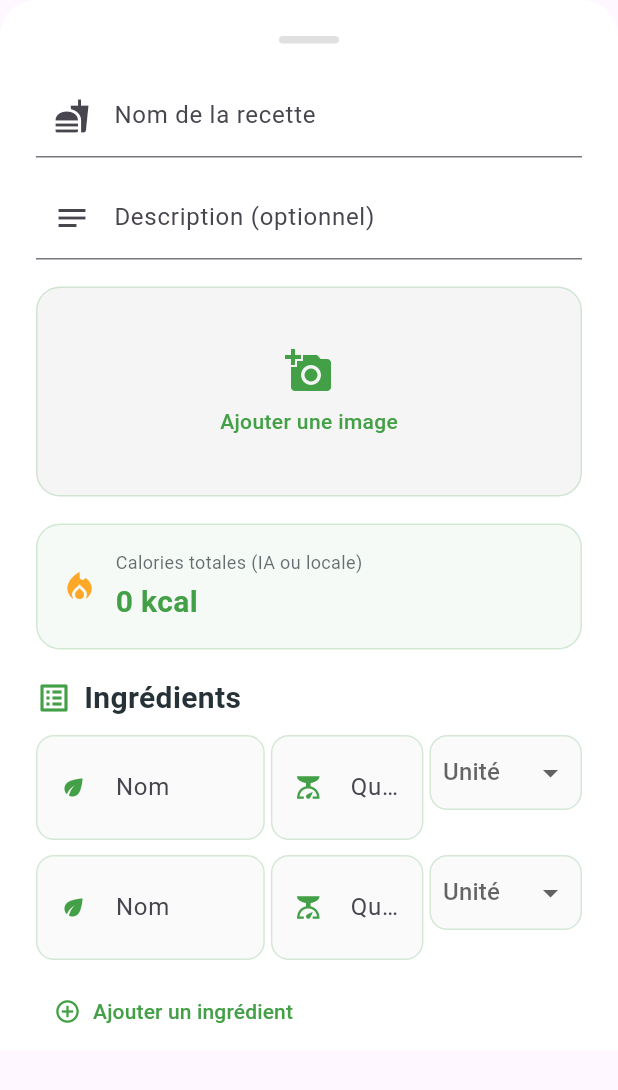
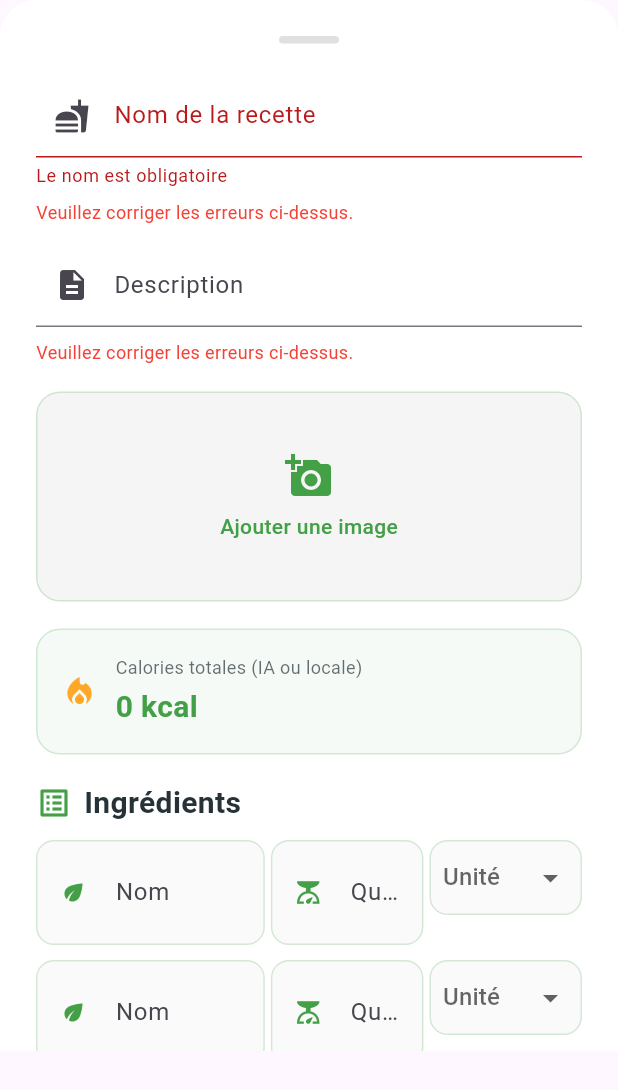
Before and after one commit to monta100/Projet_Mobile, a Flutter app: the _AddRecetteModal widget shown alone on an empty page, opened directly with empty values, after a tap on "Ajouter un ingrédient", on a phone screen of 412 x 824 dp. Shown: the top 1090 px of the screen. Run offline on Flutter 3.47's test engine with Material 3 defaults, Android fonts, the light colour scheme and no system bars; our stand-ins replace animate_do, flutter_tts, image_picker, shared_preferences, sqflite; accounts and stored records are empty.

Commit message:
Improve recette form validation and UI feedback
Enhanced validation for recipe name and description fields, requiring minimum lengths and providing user feedback for errors. Updated the save button to be enabled only when the form is valid, with visual cues. Moved the refresh action to the AppBar and simplified the floating action button to only handle recipe creation.

```diff
--- a/app_nutrition/lib/Screens/my_recettes_screen.dart
+++ b/app_nutrition/lib/Screens/my_recettes_screen.dart
@@ -132,6 +132,12 @@ class _MyRecettesScreenState extends State<MyRecettesScreen> {
           ],
         ),
         centerTitle: true,
+        actions: [
+          IconButton(
+            icon: const Icon(Icons.refresh, color: Colors.white),
+            onPressed: _load, // Reload recipes
+          ),
+        ],
         flexibleSpace: Container(
           decoration: BoxDecoration(
             gradient: LinearGradient(
@@ -153,34 +159,10 @@ class _MyRecettesScreenState extends State<MyRecettesScreen> {
         ),
         elevation: 0,
       ),
-      floatingActionButton: Stack(
-        children: [
-          if (_isRefreshing)
-            Positioned.fill(
-              child: Align(
-                alignment: Alignment.center,
-                child: CircularProgressIndicator(
-                  valueColor: AlwaysStoppedAnimation(AppColors.primaryColor),
-                ),
-              ),
-            ),
-          FloatingActionButton(
-            onPressed: () async {
-              setState(() => _isRefreshing = true);
-              await Future.delayed(
-                const Duration(seconds: 1),
-              ); // Simule un délai
-              _load();
-              setState(() => _isRefreshing = false);
-            },
-            backgroundColor: AppColors.primaryColor,
-            child: AnimatedRotation(
-              turns: _isRefreshing ? 1 : 0,
-              duration: const Duration(seconds: 1),
-              child: const Icon(Icons.refresh, color: Colors.white),
-            ),
-          ),
-        ],
+      floatingActionButton: FloatingActionButton(
+        onPressed: _showCreateRecette,
+        backgroundColor: AppColors.primaryColor,
+        child: const Icon(Icons.add, color: Colors.white),
       ),
       body: Column(
         children: [
@@ -801,29 +783,32 @@ class _AddRecetteModalState extends State<_AddRecetteModal> {
   );
 
   Widget _buildSaveButton() => GestureDetector(
-    onTap: _save,
+    onTap: _formKey.currentState?.validate() == true ? _save : null,
     child: Container(
       width: double.infinity,
       height: 56,
       decoration: BoxDecoration(
-        gradient: const LinearGradient(
-          colors: [AppColors.primaryColor, AppColors.accentColor],
-        ),
+        gradient: _formKey.currentState?.validate() == true
+            ? const LinearGradient(
+                colors: [AppColors.primaryColor, AppColors.accentColor],
+              )
+            : const LinearGradient(colors: [Colors.grey, Colors.grey]),
         borderRadius: BorderRadius.circular(20),
         boxShadow: [
           BoxShadow(
-            color: AppColors.primaryColor.withOpacity(0.3),
-            blurRadius: 20,
-            offset: const Offset(0, 10),
+            color: Colors.black.withOpacity(0.2),
+            blurRadius: 8,
+            offset: const Offset(0, 4),
           ),
         ],
       ),
-      child: const Center(
+      child: Center(
         child: Text(
           'Créer la recette',
           style: TextStyle(
-            color: Colors.white,
-            fontSize: 18,
+            color: _formKey.currentState?.validate() == true
+                ? Colors.white
+                : Colors.grey[400],
             fontWeight: FontWeight.w600,
           ),
         ),
@@ -869,27 +854,53 @@ class _AddRecetteModalState extends State<_AddRecetteModal> {
                     ),
                     TextFormField(
                       controller: _nomCtrl,
-                      decoration: const InputDecoration(
+                      decoration: InputDecoration(
                         labelText: 'Nom de la recette',
-                        prefixIcon: Icon(Icons.fastfood),
+                        prefixIcon: const Icon(Icons.fastfood),
                       ),
-                      validator: (value) =>
-                          (value == null || value.trim().isEmpty)
-                          ? 'Le nom est obligatoire'
-                          : null,
+                      validator: (value) {
+                        if (value == null || value.trim().isEmpty) {
+                          return 'Le nom est obligatoire';
+                        }
+                        if (value.length < 3) {
+                          return 'Le nom doit contenir au moins 3 caractères';
+                        }
+                        return null;
+                      },
                     ),
+                    if (_formKey.currentState?.validate() == false)
+                      Padding(
+                        padding: const EdgeInsets.only(top: 8.0),
+                        child: Text(
+                          'Veuillez corriger les erreurs ci-dessus.',
+                          style: TextStyle(color: Colors.red, fontSize: 12),
+                        ),
+                      ),
                     const SizedBox(height: 12),
                     TextFormField(
                       controller: _descCtrl,
-                      decoration: const InputDecoration(
-                        labelText: 'Description (optionnel)',
-                        prefixIcon: Icon(Icons.notes),
+                      decoration: InputDecoration(
+                        labelText: 'Description',
+                        prefixIcon: const Icon(Icons.description),
                       ),
-                      validator: (value) =>
-                          (value == null || value.trim().isEmpty)
-                          ? 'La description est obligatoire'
-                          : null,
+                      validator: (value) {
+                        if (value == null || value.trim().isEmpty) {
+                          return 'La description est obligatoire';
+                        }
+                        if (value.length < 10) {
+                          return 'La description doit contenir au moins 10 caractères';
+                        }
+                        return null;
+                      },
                     ),
+                    if (_formKey.currentState?.validate() == false)
+                      Padding(
+                        padding: const EdgeInsets.only(top: 8.0),
+                        child: Text(
+                          'Veuillez corriger les erreurs ci-dessus.',
+                          style: TextStyle(color: Colors.red, fontSize: 12),
+                        ),
+                      ),
                     const SizedBox(height: 18),
                     GestureDetector(
                       onTap: _showImageOptions,
@@ -1194,11 +1205,24 @@ class _EditRecetteModalState extends State<_EditRecetteModal> {
                               labelText: 'Nom de la recette',
                               prefixIcon: Icon(Icons.fastfood),
                             ),
-                            validator: (value) =>
-                                (value == null || value.trim().isEmpty)
-                                ? 'Le nom est obligatoire'
-                                : null,
+                            validator: (value) {
+                              if (value == null || value.trim().isEmpty) {
+                                return 'Le nom est obligatoire';
+                              }
+                              return null;
+                            },
                           ),
+                          if (_formKey.currentState?.validate() == false)
+                            Padding(
+                              padding: const EdgeInsets.only(top: 8.0),
+                              child: Text(
+                                'Veuillez corriger les erreurs ci-dessus.',
+                                style: TextStyle(
+                                  color: Colors.red,
+                                  fontSize: 12,
+                                ),
+                              ),
+                            ),
                           const SizedBox(height: 12),
                           TextFormField(
                             controller: _descCtrl,
@@ -1206,11 +1230,24 @@ class _EditRecetteModalState extends State<_EditRecetteModal> {
                               labelText: 'Description (optionnel)',
                               prefixIcon: Icon(Icons.notes),
                             ),
-                            validator: (value) =>
-                                (value == null || value.trim().isEmpty)
-                                ? 'La description est obligatoire'
-                                : null,
+                            validator: (value) {
+                              if (value == null || value.trim().isEmpty) {
+                                return 'La description est obligatoire';
+                              }
+                              return null;
+                            },
                           ),
+                          if (_formKey.currentState?.validate() == false)
+                            Padding(
+                              padding: const EdgeInsets.only(top: 8.0),
+                              child: Text(
+                                'Veuillez corriger les erreurs ci-dessus.',
+                                style: TextStyle(
+                                  color: Colors.red,
+                                  fontSize: 12,
+                                ),
+                              ),
+                            ),
                           const SizedBox(height: 18),
                           GestureDetector(
                             onTap: _showImageOptions,
@@ -1386,29 +1423,32 @@ class _EditRecetteModalState extends State<_EditRecetteModal> {
   );
 
   Widget _buildSaveButton() => GestureDetector(
-    onTap: _save,
+    onTap: _formKey.currentState?.validate() == true ? _save : null,
     child: Container(
       width: double.infinity,
       height: 56,
       decoration: BoxDecoration(
-        gradient: const LinearGradient(
-          colors: [AppColors.primaryColor, AppColors.accentColor],
-        ),
+        gradient: _formKey.currentState?.validate() == true
+            ? const LinearGradient(
+                colors: [AppColors.primaryColor, AppColors.accentColor],
+              )
+            : const LinearGradient(colors: [Colors.grey, Colors.grey]),
         borderRadius: BorderRadius.circular(20),
         boxShadow: [
           BoxShadow(
-            color: AppColors.primaryColor.withOpacity(0.3),
-            blurRadius: 20,
-            offset: const Offset(0, 10),
+            color: Colors.black.withOpacity(0.2),
+            blurRadius: 8,
+            offset: const Offset(0, 4),
           ),
         ],
       ),
-      child: const Center(
+      child: Center(
         child: Text(
-          'Mettre à jour la recette',
+          'Créer la recette',
           style: TextStyle(
-            color: Colors.white,
-            fontSize: 18,
+            color: _formKey.currentState?.validate() == true
+                ? Colors.white
+                : Colors.grey[400],
             fontWeight: FontWeight.w600,
           ),
         ),
```
